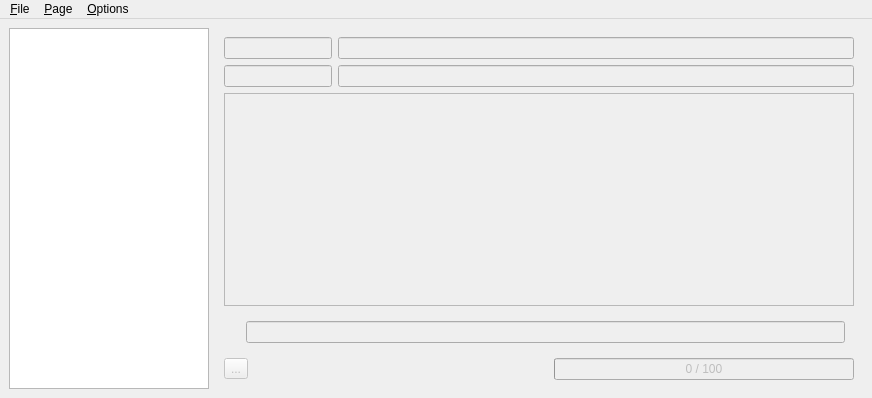
The window that mainwin.ui (samstyle/transtext) describes before a commit, drawn with Qt 5.
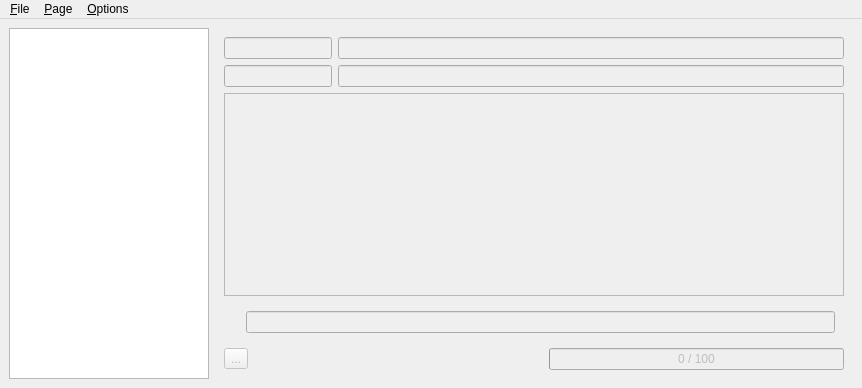
The same window after the commit. Icons and pictures are not drawn.

```diff
--- a/mainwin.ui
+++ b/mainwin.ui
@@ -6,8 +6,8 @@
    <rect>
     <x>0</x>
     <y>0</y>
-    <width>872</width>
-    <height>398</height>
+    <width>862</width>
+    <height>388</height>
    </rect>
   </property>
   <property name="windowTitle">
@@ -161,7 +161,7 @@
     <rect>
      <x>0</x>
      <y>0</y>
-     <width>872</width>
+     <width>862</width>
      <height>21</height>
     </rect>
    </property>
```
Left out of the diff: 57 changed lines with no effect on the pictures.
